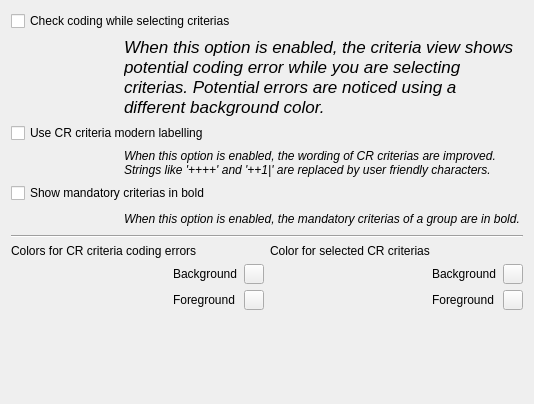
FreeHealth/freehealth, file freedrc/plugins/edrcplugin/widgets/edrcpreferences.ui: the form before one commit.
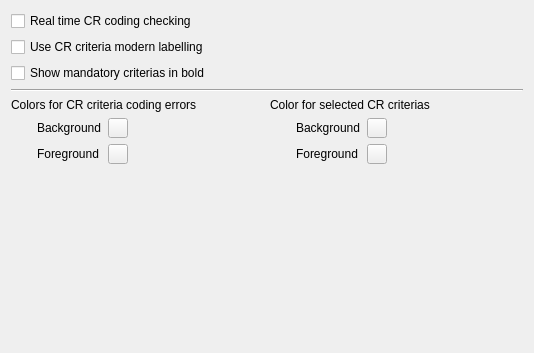
The form after the commit. Custom widgets are drawn as their Qt base class.

What changed in the file:
```diff
--- a/freedrc/plugins/edrcplugin/widgets/edrcpreferences.ui
+++ b/freedrc/plugins/edrcplugin/widgets/edrcpreferences.ui
@@ -7,149 +7,80 @@
     <x>0</x>
     <y>0</y>
     <width>534</width>
-    <height>404</height>
+    <height>353</height>
    </rect>
   </property>
   <property name="windowTitle">
    <string>Editor Preferences</string>
   </property>
   <layout class="QGridLayout" name="gridLayout_2">
-   <item row="0" column="0" colspan="3">
-    <widget class="QCheckBox" name="checkBox">
-     <property name="text">
-      <string>Check coding while selecting criterias</string>
+   <item row="3" column="0" colspan="2">
+    <widget class="Line" name="line">
+     <property name="orientation">
+      <enum>Qt::Horizontal</enum>
      </property>
     </widget>
    </item>
+   <item row="5" column="1">
+    <spacer name="verticalSpacer">
+     <property name="orientation">
+      <enum>Qt::Vertical</enum>
+     </property>
+     <property name="sizeHint" stdset="0">
+      <size>
+       <width>20</width>
+       <height>40</height>
+      </size>
+     </property>
+    </spacer>
+   </item>
    <item row="1" column="0">
-    <spacer name="horizontalSpacer">
-     <property name="orientation">
-      <enum>Qt::Horizontal</enum>
-     </property>
-     <property name="sizeType">
-      <enum>QSizePolicy::Fixed</enum>
-     </property>
-     <property name="sizeHint" stdset="0">
-      <size>
-       <width>94</width>
-       <height>20</height>
-      </size>
-     </property>
-    </spacer>
-   </item>
-   <item row="1" column="1" colspan="2">
-    <widget class="QLabel" name="label">
-     <property name="font">
-      <font>
-       <pointsize>13</pointsize>
-       <italic>true</italic>
-      </font>
-     </property>
-     <property name="text">
-      <string>When this option is enabled, the criteria view shows potential coding error while you are selecting criterias. Potential errors are noticed using a different background color.</string>
-     </property>
-     <property name="wordWrap">
-      <bool>true</bool>
-     </property>
-    </widget>
-   </item>
-   <item row="2" column="0" colspan="2">
-    <widget class="QCheckBox" name="checkBox_2">
-     <property name="text">
-      <string>Use CR criteria modern labelling</string>
-     </property>
-    </widget>
-   </item>
-   <item row="3" column="0">
-    <spacer name="horizontalSpacer_2">
-     <property name="orientation">
-      <enum>Qt::Horizontal</enum>
-     </property>
-     <property name="sizeType">
-      <enum>QSizePolicy::Fixed</enum>
-     </property>
-     <property name="sizeHint" stdset="0">
-      <size>
-       <width>20</width>
-       <height>20</height>
-      </size>
-     </property>
-    </spacer>
-   </item>
-   <item row="3" column="1" colspan="2">
-    <widget class="QLabel" name="label_2">
-     <property name="font">
-      <font>
-       <italic>true</italic>
-      </font>
-     </property>
-     <property name="text">
+    <widget class="QCheckBox" name="useModernLabelling">
+     <property name="toolTip">
       <string>When this option is enabled, the wording of CR criterias are improved. Strings like '++++' and '++1|' are replaced by user friendly characters.</string>
      </property>
-     <property name="wordWrap">
-      <bool>true</bool>
-     </property>
-    </widget>
-   </item>
-   <item row="4" column="0" colspan="2">
-    <widget class="QCheckBox" name="checkBox_3">
      <property name="text">
-      <string>Show mandatory criterias in bold</string>
+      <string>Use CR criteria modern labelling</string>
      </property>
     </widget>
    </item>
-   <item row="5" column="0">
-    <spacer name="horizontalSpacer_3">
-     <property name="orientation">
-      <enum>Qt::Horizontal</enum>
-     </property>
-     <property name="sizeType">
-      <enum>QSizePolicy::Fixed</enum>
-     </property>
-     <property name="sizeHint" stdset="0">
-      <size>
-       <width>20</width>
-       <height>20</height>
-      </size>
-     </property>
-    </spacer>
-   </item>
-   <item row="5" column="1" colspan="2">
-    <widget class="QLabel" name="label_3">
-     <property name="font">
-      <font>
-       <italic>true</italic>
-      </font>
-     </property>
-     <property name="text">
+   <item row="2" column="0">
+    <widget class="QCheckBox" name="mandatoryInBold">
+     <property name="toolTip">
       <string>When this option is enabled, the mandatory criterias of a group are in bold.</string>
      </property>
+     <property name="text">
+      <string>Show mandatory criterias in bold</string>
+     </property>
     </widget>
    </item>
-   <item row="6" column="0" colspan="3">
+   <item row="0" column="0">
+    <widget class="QCheckBox" name="realTimeChecking">
+     <property name="toolTip">
+      <string>When this option is enabled, the criteria view shows potential coding error while you are selecting criterias. Potential errors are noticed using a different background color.</string>
+     </property>
+     <property name="text">
+      <string>Real time CR coding checking</string>
+     </property>
+    </widget>
+   </item>
+   <item row="4" column="0" colspan="2">
     <layout class="QGridLayout" name="gridLayout">
-     <item row="0" column="0" colspan="6">
-      <widget class="Line" name="line">
-       <property name="orientation">
-        <enum>Qt::Horizontal</enum>
-       </property>
-      </widget>
-     </item>
-     <item row="1" column="0" colspan="3">
+     <item row="0" column="0" colspan="4">
       <widget class="QLabel" name="label_4">
        <property name="text">
         <string>Colors for CR criteria coding errors</string>
        </property>
       </widget>
      </item>
-     <item row="1" column="3" colspan="3">
+     <item row="0" column="4" colspan="4">
       <widget class="QLabel" name="label_5">
        <property name="text">
         <string>Color for selected CR criterias</string>
        </property>
       </widget>
      </item>
-     <item row="2" column="0">
+     <item row="1" column="0">
       <spacer name="horizontalSpacer_4">
        <property name="orientation">
         <enum>Qt::Horizontal</enum>
@@ -165,7 +96,7 @@
        </property>
       </spacer>
      </item>
-     <item row="2" column="1">
+     <item row="1" column="1">
       <widget class="QLabel" name="label_6">
        <property name="sizePolicy">
         <sizepolicy hsizetype="Fixed" vsizetype="Fixed">
@@ -178,7 +109,7 @@
        </property>
       </widget>
      </item>
-     <item row="2" column="2">
+     <item row="1" column="2">
       <widget class="Utils::ColorButtonChooser" name="pushButton">
        <property name="sizePolicy">
         <sizepolicy hsizetype="Fixed" vsizetype="Fixed">
@@ -203,7 +134,20 @@
        </property>
       </widget>
      </item>
-     <item row="2" column="3">
+     <item row="1" column="3">
+      <spacer name="horizontalSpacer_8">
+       <property name="orientation">
+        <enum>Qt::Horizontal</enum>
+       </property>
+       <property name="sizeHint" stdset="0">
+        <size>
+         <width>40</width>
+         <height>20</height>
+        </size>
+       </property>
+      </spacer>
+     </item>
+     <item row="1" column="4">
       <spacer name="horizontalSpacer_7">
        <property name="orientation">
         <enum>Qt::Horizontal</enum>
@@ -219,7 +163,7 @@
        </property>
       </spacer>
      </item>
-     <item row="2" column="4">
+     <item row="1" column="5">
       <widget class="QLabel" name="label_9">
        <property name="sizePolicy">
         <sizepolicy hsizetype="Fixed" vsizetype="Fixed">
@@ -232,7 +176,7 @@
        </property>
       </widget>
      </item>
-     <item row="2" column="5">
+     <item row="1" column="6">
       <widget class="Utils::ColorButtonChooser" name="pushButton_3">
        <property name="sizePolicy">
         <sizepolicy hsizetype="Fixed" vsizetype="Fixed">
@@ -257,7 +201,20 @@
        </property>
       </widget>
      </item>
-     <item row="3" column="0">
+     <item row="1" column="7">
+      <spacer name="horizontalSpacer_10">
+       <property name="orientation">
+        <enum>Qt::Horizontal</enum>
+       </property>
+       <property name="sizeHint" stdset="0">
+        <size>
+         <width>40</width>
+         <height>20</height>
+        </size>
+       </property>
+      </spacer>
+     </item>
+     <item row="2" column="0">
       <spacer name="horizontalSpacer_5">
        <property name="orientation">
         <enum>Qt::Horizontal</enum>
@@ -273,7 +230,7 @@
        </property>
       </spacer>
      </item>
-     <item row="3" column="1">
+     <item row="2" column="1">
       <widget class="QLabel" name="label_7">
        <property name="sizePolicy">
         <sizepolicy hsizetype="Fixed" vsizetype="Fixed">
@@ -286,7 +243,7 @@
        </property>
       </widget>
      </item>
-     <item row="3" column="2">
+     <item row="2" column="2">
       <widget class="Utils::ColorButtonChooser" name="pushButton_2">
        <property name="sizePolicy">
         <sizepolicy hsizetype="Fixed" vsizetype="Fixed">
@@ -311,7 +268,20 @@
        </property>
       </widget>
      </item>
-     <item row="3" column="3">
+     <item row="2" column="3">
+      <spacer name="horizontalSpacer_9">
+       <property name="orientation">
+        <enum>Qt::Horizontal</enum>
+       </property>
+       <property name="sizeHint" stdset="0">
+        <size>
+         <width>40</width>
+         <height>20</height>
+        </size>
+       </property>
+      </spacer>
+     </item>
+     <item row="2" column="4">
       <spacer name="horizontalSpacer_6">
        <property name="orientation">
         <enum>Qt::Horizontal</enum>
@@ -327,7 +297,7 @@
        </property>
       </spacer>
      </item>
-     <item row="3" column="4">
+     <item row="2" column="5">
       <widget class="QLabel" name="label_8">
        <property name="sizePolicy">
         <sizepolicy hsizetype="Fixed" vsizetype="Fixed">
@@ -340,7 +310,7 @@
        </property>
       </widget>
      </item>
-     <item row="3" column="5">
+     <item row="2" column="6">
       <widget class="Utils::ColorButtonChooser" name="pushButton_4">
        <property name="sizePolicy">
         <sizepolicy hsizetype="Fixed" vsizetype="Fixed">
@@ -365,21 +335,21 @@
        </property>
       </widget>
      </item>
+     <item row="2" column="7">
+      <spacer name="horizontalSpacer_11">
+       <property name="orientation">
+        <enum>Qt::Horizontal</enum>
+       </property>
+       <property name="sizeHint" stdset="0">
+        <size>
+         <width>40</width>
+         <height>20</height>
+        </size>
+       </property>
+      </spacer>
+     </item>
     </layout>
    </item>
-   <item row="7" column="2">
-    <spacer name="verticalSpacer">
-     <property name="orientation">
-      <enum>Qt::Vertical</enum>
-     </property>
-     <property name="sizeHint" stdset="0">
-      <size>
-       <width>20</width>
-       <height>40</height>
-      </size>
-     </property>
-    </spacer>
-   </item>
   </layout>
  </widget>
  <customwidgets>
```
